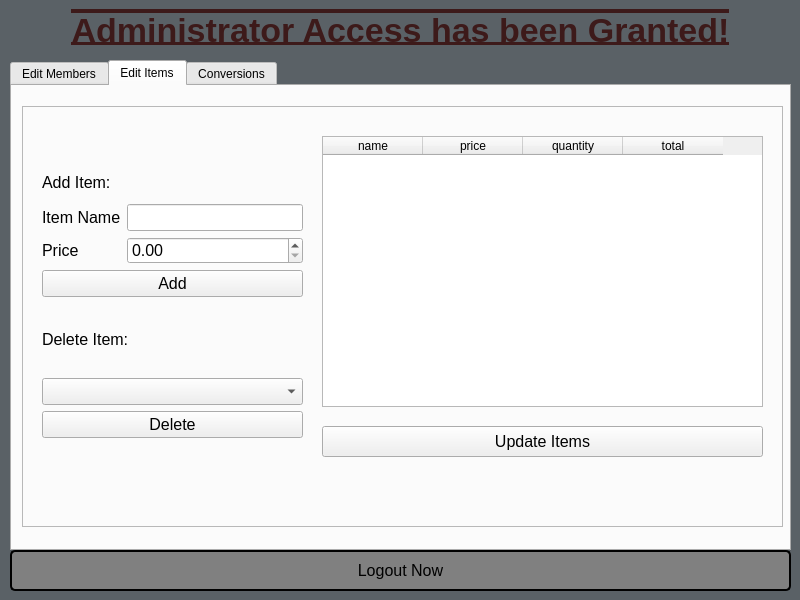
Old version of the form CS1C_BulkClub/administratorwindow.ui in the repository BlankMKB/CS1C-Group-Project-1.
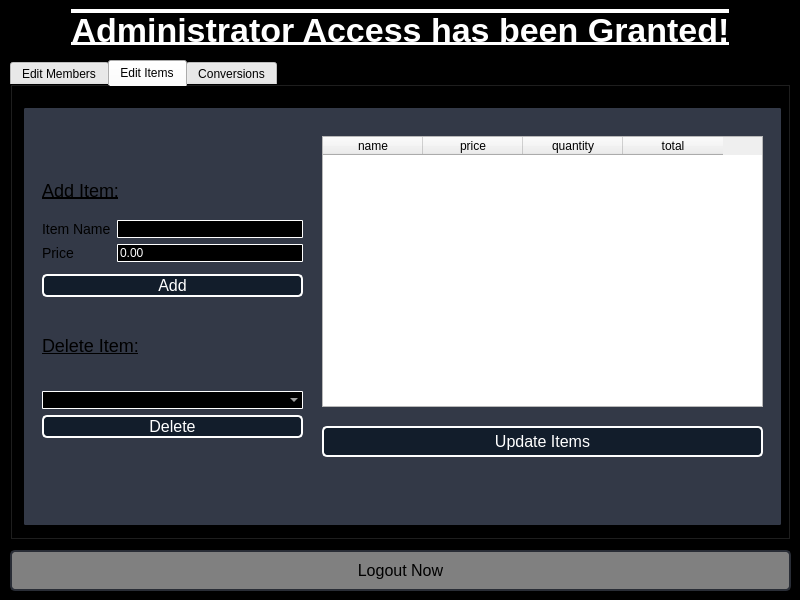
New version of the form. The open tabs and pages were chosen to show the change. Icons and pictures are not drawn.

Commit message: last minute styles

The edit to the form file:
```diff
--- a/CS1C_BulkClub/administratorwindow.ui
+++ b/CS1C_BulkClub/administratorwindow.ui
@@ -15,7 +15,7 @@
   </property>
   <property name="styleSheet">
    <string notr="true">QDialog#AdministratorWindow{
-	background: #5a6166
+	background: black;
 }</string>
   </property>
   <widget class="QLabel" name="header_label">
@@ -32,7 +32,7 @@
 	font-size: 34px;
 	font-weight: bold;
 	text-decoration: overline underline;
-	color: #3d1a1a;
+	color: white;
 }</string>
    </property>
    <property name="text">
@@ -56,7 +56,7 @@
 	background: gray;
 	color: black;
 	font-size: 16px;
-	border:2px solid #000000;
+	border:2px solid #292d36;
 	border-radius: 5px;
 }
 
@@ -74,9 +74,14 @@
      <x>10</x>
      <y>60</y>
      <width>781</width>
-     <height>491</height>
+     <height>481</height>
     </rect>
    </property>
+   <property name="styleSheet">
+    <string notr="true">QTabWidget#restModifier {
+	background: black;
+}</string>
+   </property>
    <property name="currentIndex">
     <number>1</number>
    </property>
@@ -320,6 +325,13 @@
        <height>421</height>
       </rect>
      </property>
+     <property name="styleSheet">
+      <string notr="true">QFrame#frame {
+	background: #333947;
+	border: 2px solid black;
+	border-radius: 3px;
+}</string>
+     </property>
      <property name="frameShape">
       <enum>QFrame::StyledPanel</enum>
      </property>
@@ -346,9 +358,16 @@
         <widget class="QLabel" name="addItemLabel">
          <property name="font">
           <font>
-           <pointsize>12</pointsize>
+           <pointsize>-1</pointsize>
+           <underline>true</underline>
           </font>
          </property>
+         <property name="styleSheet">
+          <string notr="true">QLabel#addItemLabel {
+	font-size:  18px;
+	text-decoration: underline;
+}</string>
+         </property>
          <property name="text">
           <string>Add Item:</string>
          </property>
@@ -360,9 +379,14 @@
           <widget class="QLabel" name="itemNameLabel">
            <property name="font">
             <font>
-             <pointsize>12</pointsize>
+             <pointsize>-1</pointsize>
             </font>
            </property>
+           <property name="styleSheet">
+            <string notr="true">QLabel#itemNameLabel {
+	font-size:  14px;
+}</string>
+           </property>
            <property name="text">
             <string>Item Name</string>
            </property>
@@ -372,18 +396,36 @@
           <widget class="QLineEdit" name="addItemNameLE">
            <property name="font">
             <font>
-             <pointsize>12</pointsize>
+             <pointsize>-1</pointsize>
             </font>
            </property>
+           <property name="styleSheet">
+            <string notr="true">QLineEdit#addItemNameLE {
+	background: black;
+	color: white;
+	font-size: 12px;
+	border:1px solid #FFFFFF;
+	border-radius: 1px;
+}
+
+QLineEdit#addItemNameLE:hover {
+	background: #202121;
+}</string>
+           </property>
           </widget>
          </item>
          <item row="1" column="0">
           <widget class="QLabel" name="priceLabel">
            <property name="font">
             <font>
-             <pointsize>12</pointsize>
+             <pointsize>-1</pointsize>
             </font>
            </property>
+           <property name="styleSheet">
+            <string notr="true">QLabel#priceLabel {
+	font-size:  14px;
+}</string>
+           </property>
            <property name="text">
             <string>Price</string>
            </property>
@@ -393,9 +435,22 @@
           <widget class="QDoubleSpinBox" name="addItemPriceDSB">
            <property name="font">
             <font>
-             <pointsize>12</pointsize>
+             <pointsize>-1</pointsize>
             </font>
            </property>
+           <property name="styleSheet">
+            <string notr="true">QDoubleSpinBox#addItemPriceDSB {
+	background: black;
+	color: white;
+	font-size: 12px;
+	border:1px solid #FFFFFF;
+	border-radius: 1px;
+}
+
+QDoubleSpinBox#addItemPriceDSB:hover {
+	background: #202121;
+}</string>
+           </property>
           </widget>
          </item>
         </layout>
@@ -404,9 +459,22 @@
         <widget class="QPushButton" name="addItemButton">
          <property name="font">
           <font>
-           <pointsize>12</pointsize>
+           <pointsize>-1</pointsize>
           </font>
          </property>
+         <property name="styleSheet">
+          <string notr="true">QPushButton#addItemButton {
+	background: #121d2b;
+	color: white;
+	font-size: 16px;
+	border:2px solid #FFFFFF;
+	border-radius: 5px;
+}
+
+QPushButton#addItemButton:hover {
+	background: #374a63;
+}</string>
+         </property>
          <property name="text">
           <string>Add</string>
          </property>
@@ -425,9 +493,22 @@
       </property>
       <property name="font">
        <font>
-        <pointsize>12</pointsize>
+        <pointsize>-1</pointsize>
        </font>
       </property>
+      <property name="styleSheet">
+       <string notr="true">QPushButton#updateItemsButton {
+	background: #121d2b;
+	color: white;
+	font-size: 16px;
+	border:2px solid #FFFFFF;
+	border-radius: 5px;
+}
+
+QPushButton#updateItemsButton:hover {
+	background: #374a63;
+}</string>
+      </property>
       <property name="text">
        <string>Update Items</string>
       </property>
@@ -446,9 +527,16 @@
         <widget class="QLabel" name="deleteItemsLabel">
          <property name="font">
           <font>
-           <pointsize>12</pointsize>
+           <pointsize>-1</pointsize>
+           <underline>true</underline>
           </font>
          </property>
+         <property name="styleSheet">
+          <string notr="true">QLabel#deleteItemsLabel {
+	font-size:  18px;
+	text-decoration: underline;
+}</string>
+         </property>
          <property name="text">
           <string>Delete Item:</string>
          </property>
@@ -458,18 +546,44 @@
         <widget class="QComboBox" name="deleteItemCB">
          <property name="font">
           <font>
-           <pointsize>12</pointsize>
+           <pointsize>-1</pointsize>
           </font>
          </property>
+         <property name="styleSheet">
+          <string notr="true">QComboBox#deleteItemCB {
+	background: black;
+	color: white;
+	font-size: 12px;
+	border:1px solid #FFFFFF;
+	border-radius: 1px;
+}
+
+QComboBox#deleteItemCB:hover {
+	background: #202121;
+}</string>
+         </property>
         </widget>
        </item>
        <item>
         <widget class="QPushButton" name="deleteItemButton">
          <property name="font">
           <font>
-           <pointsize>12</pointsize>
+           <pointsize>-1</pointsize>
           </font>
          </property>
+         <property name="styleSheet">
+          <string notr="true">QPushButton#deleteItemButton {
+	background: #121d2b;
+	color: white;
+	font-size: 16px;
+	border:2px solid #FFFFFF;
+	border-radius: 5px;
+}
+
+QPushButton#deleteItemButton:hover {
+	background: #374a63;
+}</string>
+         </property>
          <property name="text">
           <string>Delete</string>
          </property>
```
Left out of the diff: 163 changed lines with no effect on the pictures. The commit also changes 4 other files.
